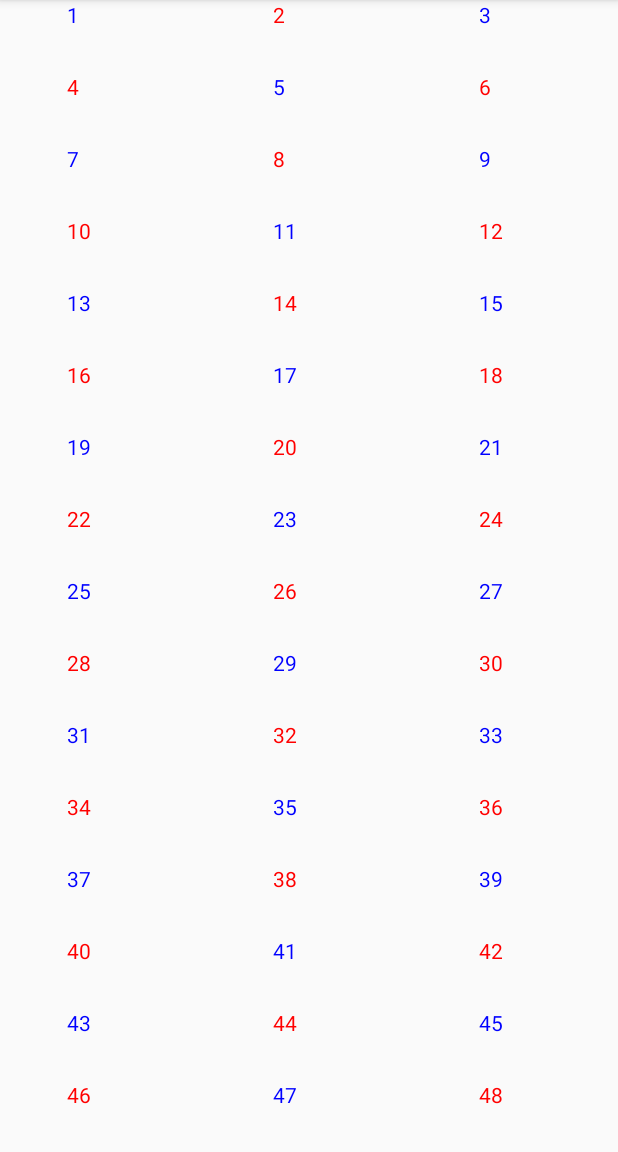
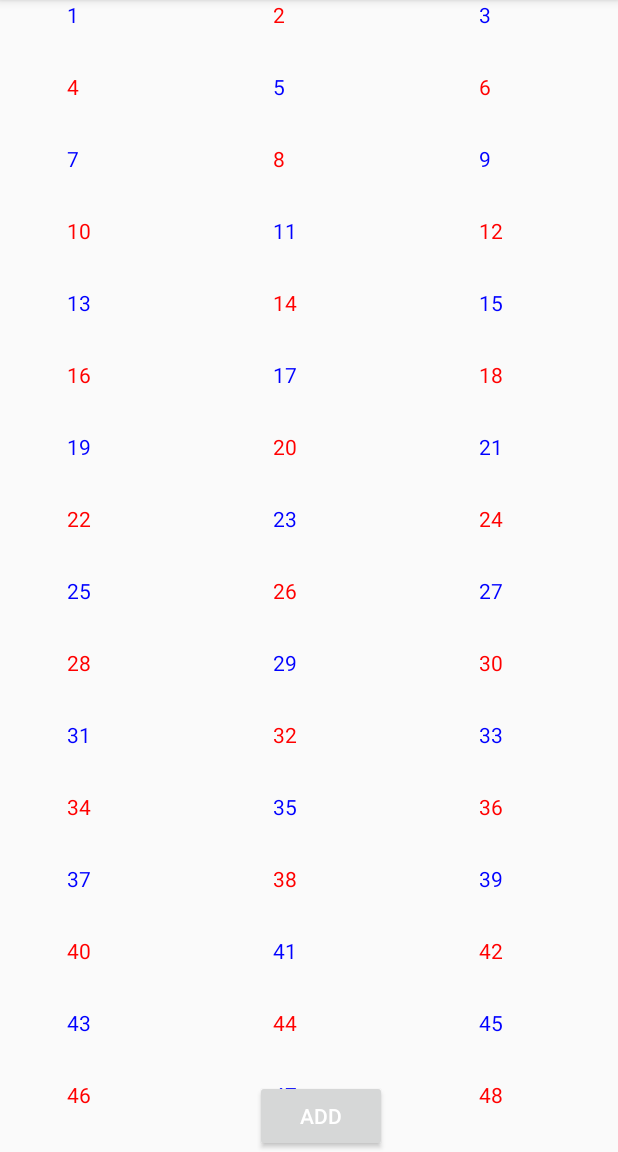
Before and after one commit to HimmelSpark/hsemail_dz1, an Android app: the screen it shows after launch (MainActivity), on a phone screen of 412 x 824 dp, the part 84-1236 px from its top. Run offline under Robolectric (Android 15) with nearby library versions, the phone set to English and light mode, and no system bars.

Commit message:
добавление элементов по клику

```diff
--- a/app/build.gradle
+++ b/app/build.gradle
@@ -31,6 +31,7 @@ dependencies {
     implementation 'androidx.appcompat:appcompat:1.1.0'
     implementation 'androidx.constraintlayout:constraintlayout:1.1.3'
     implementation 'androidx.recyclerview:recyclerview:1.1.0'
+    implementation 'com.google.android.material:material:1.0.0'
     testImplementation 'junit:junit:4.12'
     androidTestImplementation 'androidx.test.ext:junit:1.1.1'
     androidTestImplementation 'androidx.test.espresso:espresso-core:3.2.0'
--- a/app/src/main/java/com/example/myapplication/adapter/MyAdapter.java
+++ b/app/src/main/java/com/example/myapplication/adapter/MyAdapter.java
@@ -9,7 +9,6 @@ import android.widget.TextView;
 
 import com.example.myapplication.R;
 
-import java.util.ArrayList;
 import java.util.List;
 import java.util.Optional;
 import java.util.stream.IntStream;
@@ -23,8 +22,8 @@ public class MyAdapter extends RecyclerView.Adapter<MyAdapter.MyViewHolder> {
 
     private List<Integer> myDataset;
 
-    public MyAdapter(Integer a, Integer b) {
-        myDataset = new ArrayList<>(b);
+    public MyAdapter(Integer a, Integer b, List<Integer> myDataset) {
+        this.myDataset = myDataset;
         IntStream.rangeClosed(a, b).forEach(myDataset::add);
     }
 
--- a/app/src/main/res/layout/activity_main.xml
+++ b/app/src/main/res/layout/activity_main.xml
@@ -6,11 +6,26 @@
     android:layout_height="match_parent"
     tools:context=".MainActivity">
 
+    <Button
+        android:id="@+id/btnAdd"
+        android:layout_width="wrap_content"
+        android:layout_height="wrap_content"
+        android:layout_marginStart="16dp"
+        android:text="@string/button"
+        android:textColor="@android:color/white"
+        app:layout_constraintBottom_toBottomOf="parent"
+        app:layout_constraintEnd_toEndOf="parent"
+        app:layout_constraintStart_toStartOf="@+id/list" />
+
     <fragment
         android:id="@+id/list"
         android:name="com.example.myapplication.fragment.ButtonListFragment"
-        android:layout_width="match_parent"
-        android:layout_height="match_parent"
-        android:layout_weight="1"/>
+        android:layout_width="0dp"
+        android:layout_height="0dp"
+        android:layout_weight="1"
+        app:layout_constraintBottom_toBottomOf="parent"
+        app:layout_constraintEnd_toEndOf="parent"
+        app:layout_constraintStart_toStartOf="parent"
+        app:layout_constraintTop_toTopOf="parent" />
 
 </androidx.constraintlayout.widget.ConstraintLayout>
--- a/app/src/main/res/values/strings.xml
+++ b/app/src/main/res/values/strings.xml
@@ -1,3 +1,4 @@
 <resources>
     <string name="app_name">My Application</string>
+    <string name="button">ADD</string>
 </resources>
```
Also changed, not shown: app/src/main/java/com/example/myapplication/MainActivity.java (+41 -2 lines).
